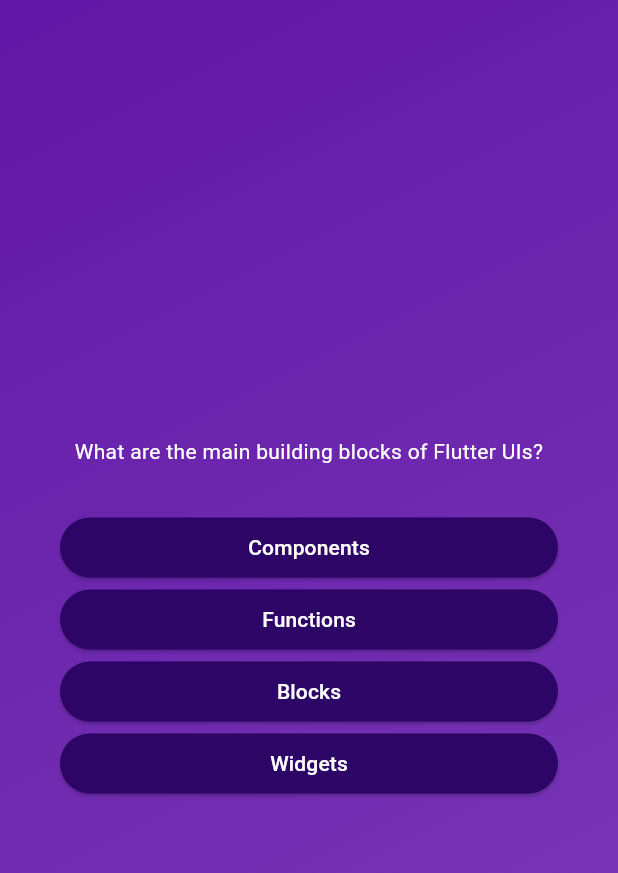
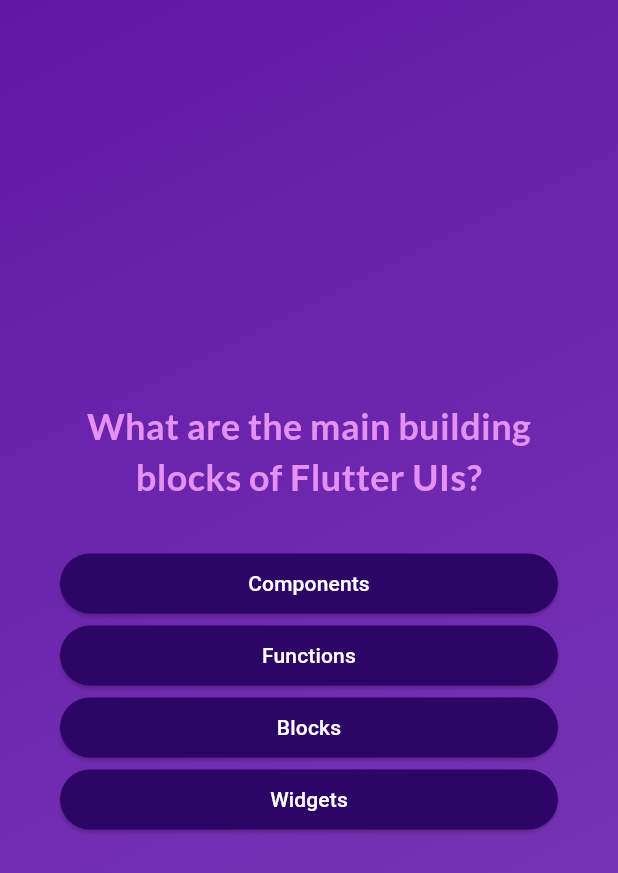
Before and after one commit to cia161/quiz_app, a Flutter app: the screen it shows after launch, after a tap on "Start Quiz", on a phone screen of 412 x 824 dp. Shown: the top 873 px of the screen. Run offline on Flutter 3.47's test engine with Material 3 defaults, Android fonts, the phone set to English and light mode, and no system bars; our stand-ins replace google_fonts.

Commit message:
Question automatically updates, imported google fonts

```diff
--- a/lib/answer_button.dart
+++ b/lib/answer_button.dart
@@ -20,7 +20,7 @@ class AnswerButton extends StatelessWidget {
         foregroundColor: Colors.white,
         shape: RoundedRectangleBorder(borderRadius: BorderRadius.circular(40)),
       ),
-      child: Text(answerText),
+      child: Text(answerText, textAlign: TextAlign.center,),
     );
   }
 }
--- a/lib/questions_screen.dart
+++ b/lib/questions_screen.dart
@@ -4,6 +4,7 @@
 import 'package:flutter/material.dart';
 import 'package:quiz_app/answer_button.dart';
 import 'package:quiz_app/data/questions.dart';
+import 'package:google_fonts/google_fonts.dart';
 
 class QuestionsScreen extends StatefulWidget {
   const QuestionsScreen({super.key});
@@ -14,9 +15,20 @@ class QuestionsScreen extends StatefulWidget {
 }
 
 class _QuestionsScreenState extends State<QuestionsScreen> {
+  var currentQuestionIndex = 0;
+
+  void answerQuestion() {
+
+    // updates build method
+    setState(() {
+     currentQuestionIndex  += 1;
+    });
+
+  }
+
   @override
   Widget build(context) {
-    final currentQuestion = questions[0];
+    final currentQuestion = questions[currentQuestionIndex];
 
     return SizedBox(
       width: double.infinity, // tells Dart to use as much width as possible
@@ -28,15 +40,18 @@ class _QuestionsScreenState extends State<QuestionsScreen> {
           children: [
              Text(
               currentQuestion.text,
-              style: const TextStyle(
-                color: Colors.white,
+              style: GoogleFonts.lato(
+                color: const Color.fromARGB(255, 229, 145, 244),
+                fontSize: 24,
+                fontWeight: FontWeight.bold,
+
               ),
               textAlign: TextAlign.center,
             ),
             const SizedBox(height: 30),
             // ... spreading values - spreads the list as individual comma separated valeus
             ...currentQuestion.getShuffledAnswers().map((answer) {
-              return AnswerButton(answerText: answer, onTap: () {});
+              return AnswerButton(answerText: answer, onTap:answerQuestion);
             })
           ],
         ),
--- a/lib/start_screen.dart
+++ b/lib/start_screen.dart
@@ -1,6 +1,7 @@
 // create a custom widget for screens
 
 import 'package:flutter/material.dart';
+import 'package:google_fonts/google_fonts.dart';
 
 // stateless widget because the data in this class is not changing
 class StartScreen extends StatelessWidget {
@@ -26,11 +27,12 @@ class StartScreen extends StatelessWidget {
           const SizedBox(
             height: 80,
           ),
-          const Text('Practice quiz on Flutter!',
-              style: TextStyle(
-                color: Colors.white,
+           Text('Practice quiz on Flutter!',
+              style: GoogleFonts.lato(
+                color: const Color.fromARGB(255, 229, 145, 244),
                 fontSize: 24,
-              )),
+                fontWeight: FontWeight.bold,
+              ),),
           const SizedBox(
             height: 30,
           ),
--- a/pubspec.yaml
+++ b/pubspec.yaml
@@ -35,6 +35,7 @@ dependencies:
   # The following adds the Cupertino Icons font to your application.
   # Use with the CupertinoIcons class for iOS style icons.
   cupertino_icons: ^1.0.2
+  google_fonts: ^6.1.0
 
 dev_dependencies:
   flutter_test:
```
Also changed, not shown: pubspec.lock, 7 other files.
